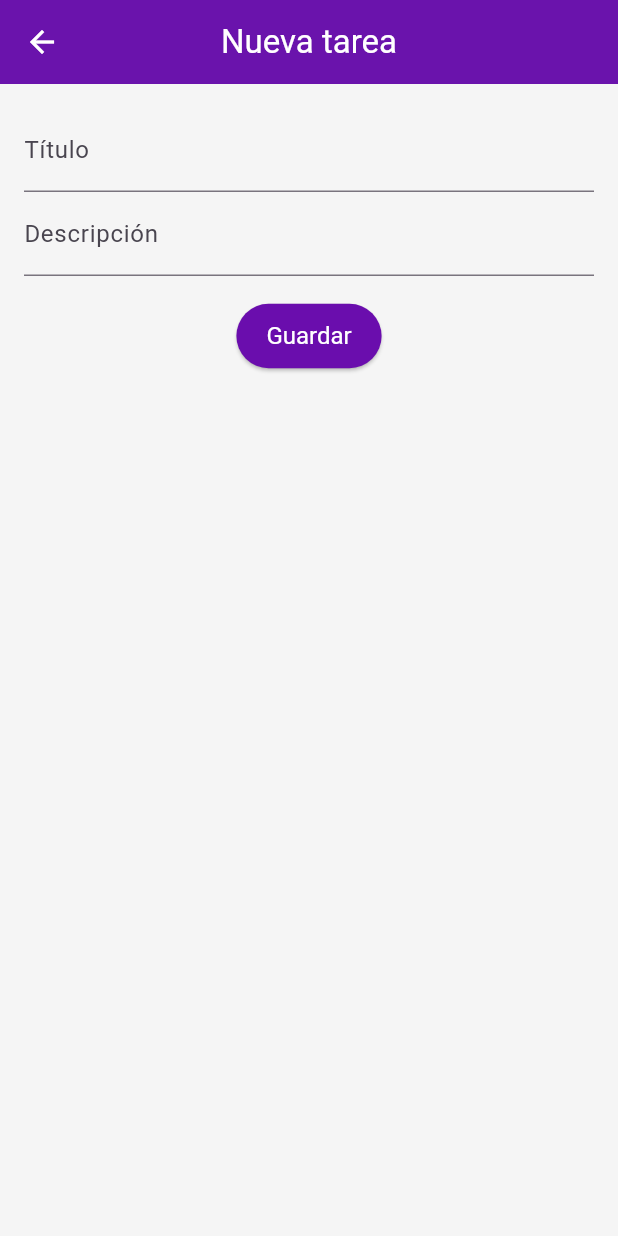
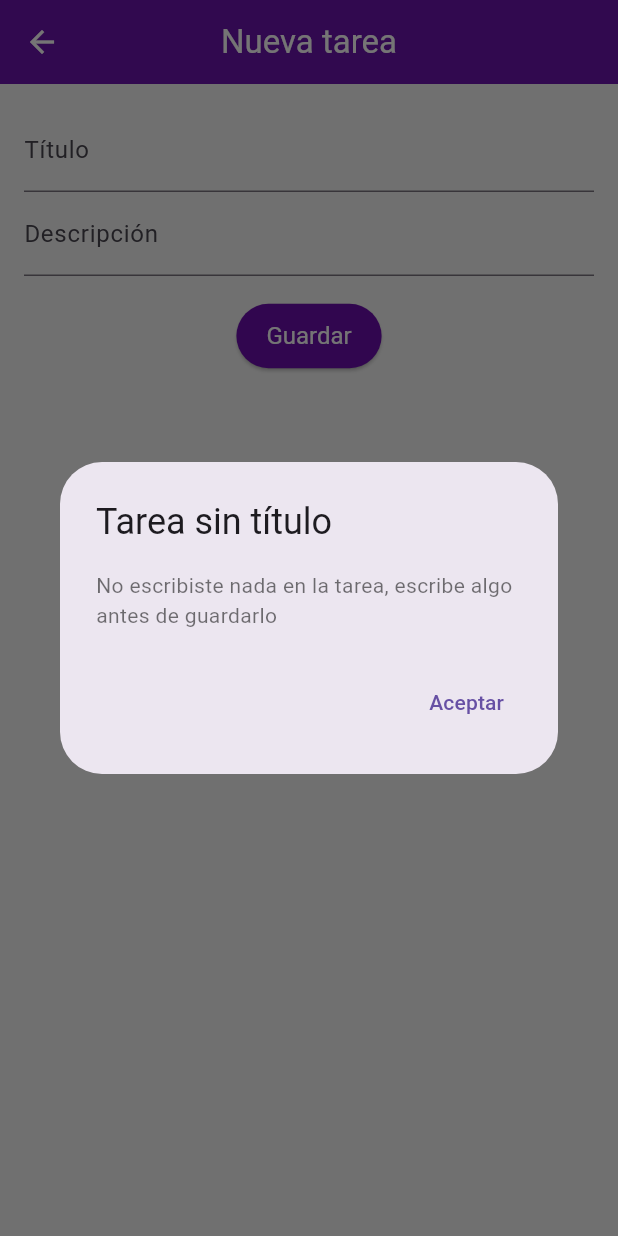
Before and after one commit to violetacf/reto_auj_mobile, a Flutter app: the AddTaskScreen screen opened directly, after a tap on "Guardar", on a phone screen of 412 x 824 dp. Run offline on Flutter 3.47's test engine with Material 3 defaults, Android fonts, the phone set to English and light mode, and no system bars; our stand-ins replace shared_preferences; accounts and stored records are empty.

Commit message:
Add dialog when task is empty, description is empty

```diff
--- a/lib/screens/add_task_screen.dart
+++ b/lib/screens/add_task_screen.dart
@@ -33,7 +33,50 @@ class _AddTaskScreenState extends State<AddTaskScreen> {
   void saveTask() {
     final title = _titleController.text.trim();
     final description = _descriptionController.text.trim();
-    if (title.isEmpty) return;
+
+    if (title.isEmpty) {
+      showDialog(
+        context: context,
+        builder: (ctx) => AlertDialog(
+          title: const Text('Tarea sin título'),
+          content: const Text(
+            'No escribiste nada en la tarea, escribe algo antes de guardarlo',
+          ),
+          actions: [
+            TextButton(
+              onPressed: () => Navigator.of(ctx).pop(),
+              child: const Text('Aceptar'),
+            ),
+          ],
+        ),
+      );
+      return;
+    }
+
+    if (description.isEmpty) {
+      showDialog(
+        context: context,
+        builder: (ctx) => AlertDialog(
+          title: const Text('La descripción está vacía'),
+          content: const Text('¿Deseas guardar la tarea sin descripción?'),
+          actions: [
+            TextButton(
+              onPressed: () => Navigator.of(ctx).pop(),
+              child: const Text('Cancelar'),
+            ),
+            TextButton(
+              onPressed: () {
+                Navigator.of(ctx).pop();
+                final task = Task(title: title, description: '');
+                Navigator.pop(context, task);
+              },
+              child: const Text('Guardar'),
+            ),
+          ],
+        ),
+      );
+      return;
+    }
 
     final task = Task(title: title, description: description);
     Navigator.pop(context, task);
```
Also changed, not shown: 1 other file.
